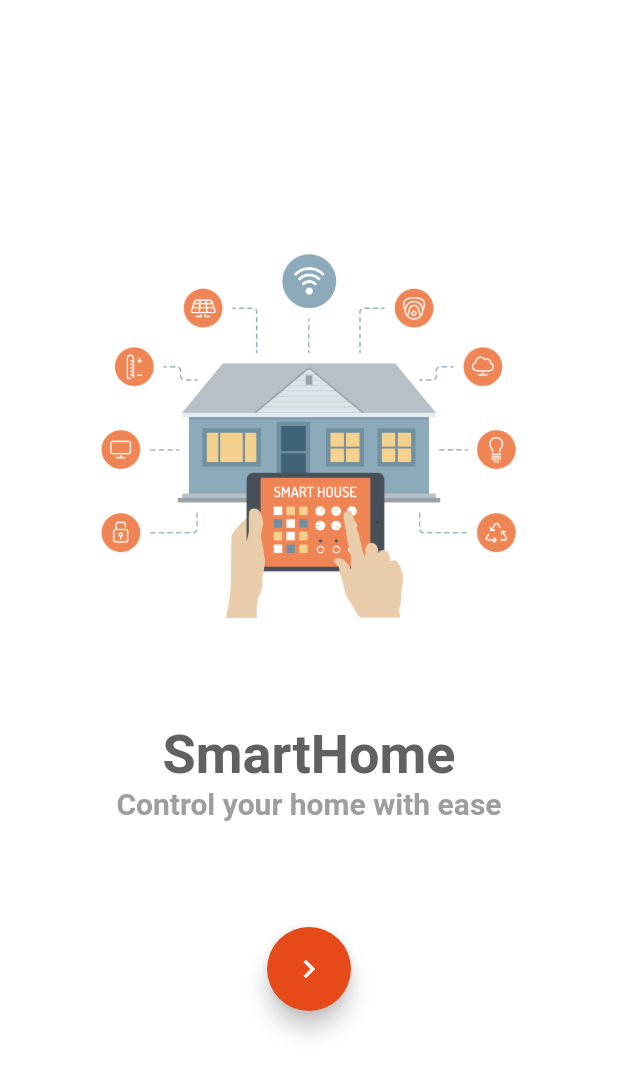
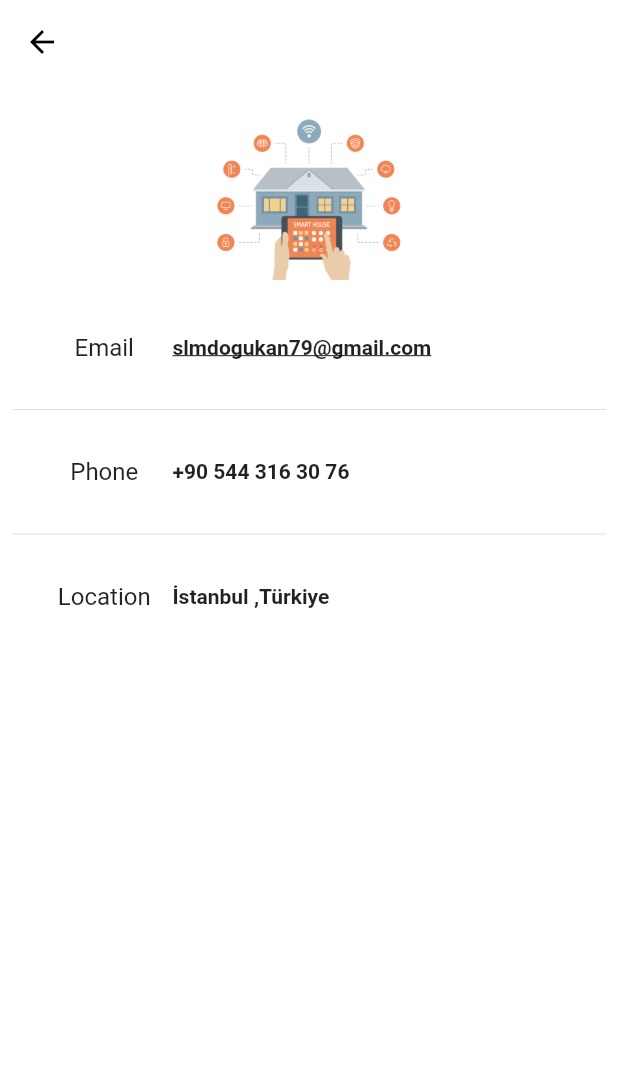
Before and after one commit to dogukan-selam/smart-home, a Flutter app: the screen it shows after launch, on a phone screen of 412 x 824 dp. Shown: the top 1074 px of the screen. Run offline on Flutter 3.47's test engine with Material 2 defaults, Android fonts, the phone set to English and light mode, and no system bars.

Commit message:
added settings

```diff
--- a/lib/feature/notification/view/notification_view.dart
+++ b/lib/feature/notification/view/notification_view.dart
@@ -15,9 +15,8 @@ class NotificationView extends StatelessWidget {
       body: ListView.builder(
           itemCount: FakeNotifications.notifications.length,
           itemBuilder: (ctx, i) {
-            final NotificationModel notification =
-                FakeNotifications.notifications[i];
-            return NotificationListTile(notification: notification);
+            return NotificationListTile(
+                notification: FakeNotifications.notifications[i]);
           }),
     );
   }
--- a/lib/feature/notification/view/widgets/notification_list_tile.dart
+++ b/lib/feature/notification/view/widgets/notification_list_tile.dart
@@ -22,7 +22,9 @@ class NotificationListTile extends StatelessWidget {
         color: Colors.transparent,
         child: InkWell(
           borderRadius: BorderRadius.circular(18),
-          onTap: () {},
+          onTap: () {
+
+          },
           child: Padding(
             padding: const EdgeInsets.symmetric(horizontal: 12),
             child: Row(
--- /dev/null
+++ b/lib/feature/settings/view/settings.view.dart
@@ -0,0 +1,96 @@
+import 'package:flutter/material.dart';
+
+import '../../../core/constants/image_constants.dart';
+import '../../../core/widgets/image/base_asset_image.dart';
+
+class SettingsView extends StatelessWidget {
+  const SettingsView({super.key});
+
+  @override
+  Widget build(BuildContext context) {
+    return Scaffold(
+      appBar: AppBar(
+        leading: IconButton(
+          icon: Icon(Icons.arrow_back, color: Colors.black),
+          onPressed: () {},
+        ),
+      ),
+      body: Column(
+        crossAxisAlignment: CrossAxisAlignment.center,
+        children: [
+          ClipRRect(
+            borderRadius: BorderRadius.circular(50),
+            child: Container(
+              height: 150,
+              width: 150,
+              child: BaseAssetImage(path: ImageConstants.welcomeIllustration),
+            ),
+          ),
+          SettingsTitleValue(
+              title: "Email",
+              value: "slmdogukan79@gmail.com",
+              isUnderline: true),
+          Padding(
+            padding: const EdgeInsets.all(8.0),
+            child: Divider(),
+          ),
+          SettingsTitleValue(
+            title: "Phone",
+            value: "+90 544 316 30 76",
+          ),
+          Padding(
+            padding: const EdgeInsets.all(8.0),
+            child: Divider(),
+          ),
+          SettingsTitleValue(
+            title: "Location",
+            value: "İstanbul ,Türkiye",
+          ),
+        ],
+      ),
+    );
+  }
+}
+
+class SettingsTitleValue extends StatelessWidget {
+  const SettingsTitleValue({
+    required this.title,
+    required this.value,
+    this.isUnderline = false,
+    super.key,
+  });
+
+  final String title;
+  final String value;
+  final bool isUnderline;
+
+  @override
+  Widget build(BuildContext context) {
+    return Padding(
+      padding: const EdgeInsets.symmetric(vertical: 16, horizontal: 24),
+      child: Row(
+        children: [
+          Expanded(
+            child: Align(
+              alignment: Alignment.center,
+              child: Text(
+                title,
+                style: TextStyle(fontSize: 16),
+              ),
+            ),
+          ),
+          Expanded(
+            flex: 3,
+            child: Text(
+              value,
+              style: TextStyle(
+                  fontSize: 14,
+                  fontWeight: FontWeight.bold,
+                  decoration: isUnderline ? TextDecoration.underline : null),
+            ),
+          ),
+        ],
+      ),
+    );
+  }
+}
--- a/lib/main.dart
+++ b/lib/main.dart
@@ -1,5 +1,6 @@
 import 'package:flutter/material.dart';
 
+import 'feature/settings/view/settings.view.dart';
 import 'feature/welcome/view/welcome_view.dart';
 
 void main() {
@@ -21,7 +22,7 @@ class MyApp extends StatelessWidget {
         ),
         scaffoldBackgroundColor: Colors.white
       ),
-      home: const WelcomeView(),
+      home: const SettingsView(),
     );
   }
 }
--- a/lib/product/fake/notification/notifications.dart
+++ b/lib/product/fake/notification/notifications.dart
@@ -8,7 +8,7 @@ class FakeNotifications {
         isRead: false,
         type: 'notification'),
     NotificationModel(
-        title: 'You have an overpayment on your heating bill',
+        title: 'You have an overpayment on your ',
         description: '',
         isRead: false,
         type: 'notification'),
@@ -28,7 +28,7 @@ class FakeNotifications {
         isRead: false,
         type: 'notification'),
     NotificationModel(
-        title: 'You have an overpayment on your heating bill',
+        title: 'You have an overpayment on your heating',
         description: '',
         isRead: false,
         type: 'notification'),
@@ -48,7 +48,7 @@ class FakeNotifications {
         isRead: false,
         type: 'notification'),
     NotificationModel(
-        title: 'You have an overpayment on your heating bill',
+        title: 'You have an overpayment on your heating',
         description: '',
         isRead: false,
         type: 'notification'),
```
